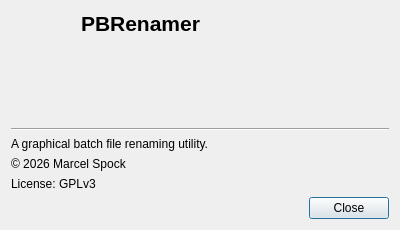
ppoilbarbe/PBRenamer, file src/pbrenamer/ui/about_dialog.ui: the form before one commit.
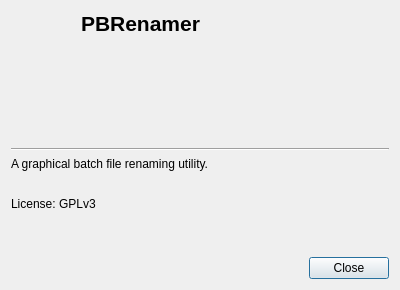
The form after the commit.

Patch:
```diff
--- a/src/pbrenamer/ui/about_dialog.ui
+++ b/src/pbrenamer/ui/about_dialog.ui
@@ -3,7 +3,7 @@
  <class>AboutDialog</class>
  <widget class="QDialog" name="AboutDialog">
   <property name="geometry">
-   <rect><x>0</x><y>0</y><width>400</width><height>230</height></rect>
+   <rect><x>0</x><y>0</y><width>400</width><height>290</height></rect>
   </property>
   <property name="minimumSize">
    <size><width>360</width><height>0</height></size>
@@ -70,8 +70,11 @@
     </widget>
    </item>
    <item>
-    <widget class="QLabel" name="lblCopyright">
-     <property name="text"><string>© 2026 Marcel Spock &lt;mrspock@cardolan.net&gt;</string></property>
+    <widget class="QLabel" name="lblAuthors">
+     <property name="text"><string/></property>
+     <property name="textFormat"><enum>Qt::RichText</enum></property>
+     <property name="openExternalLinks"><bool>true</bool></property>
+     <property name="wordWrap"><bool>true</bool></property>
     </widget>
    </item>
    <item>
@@ -79,6 +82,16 @@
      <property name="text"><string>License: GPLv3</string></property>
     </widget>
    </item>
+   <item>
+    <widget class="QLabel" name="lblPythonVersion">
+     <property name="text"><string/></property>
+    </widget>
+   </item>
+   <item>
+    <widget class="QLabel" name="lblPySideVersion">
+     <property name="text"><string/></property>
+    </widget>
+   </item>
    <item>
     <widget class="QDialogButtonBox" name="buttonBox">
      <property name="orientation">
```
